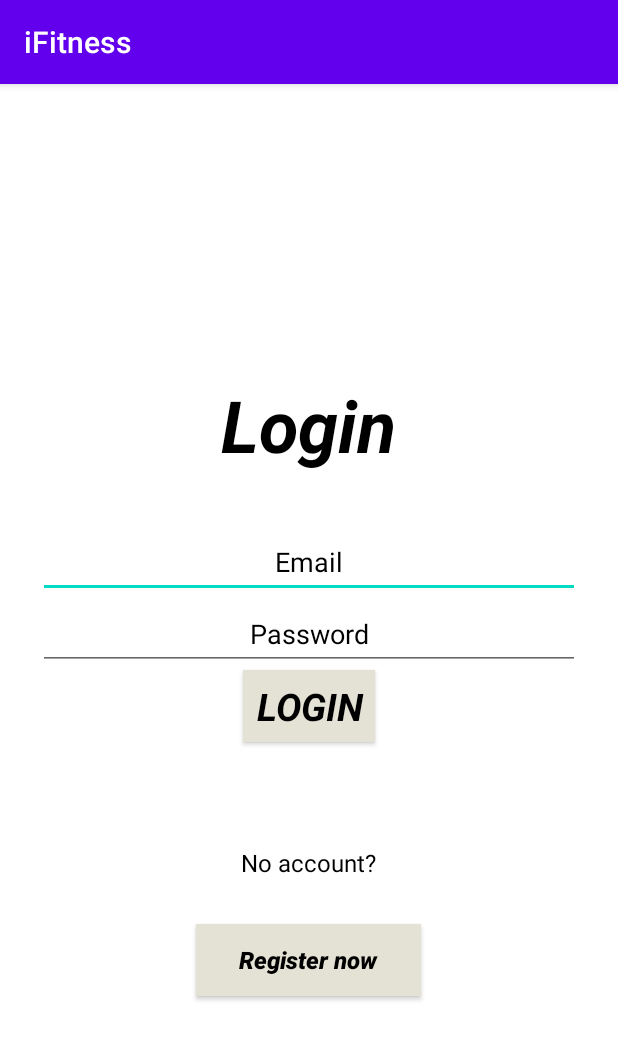
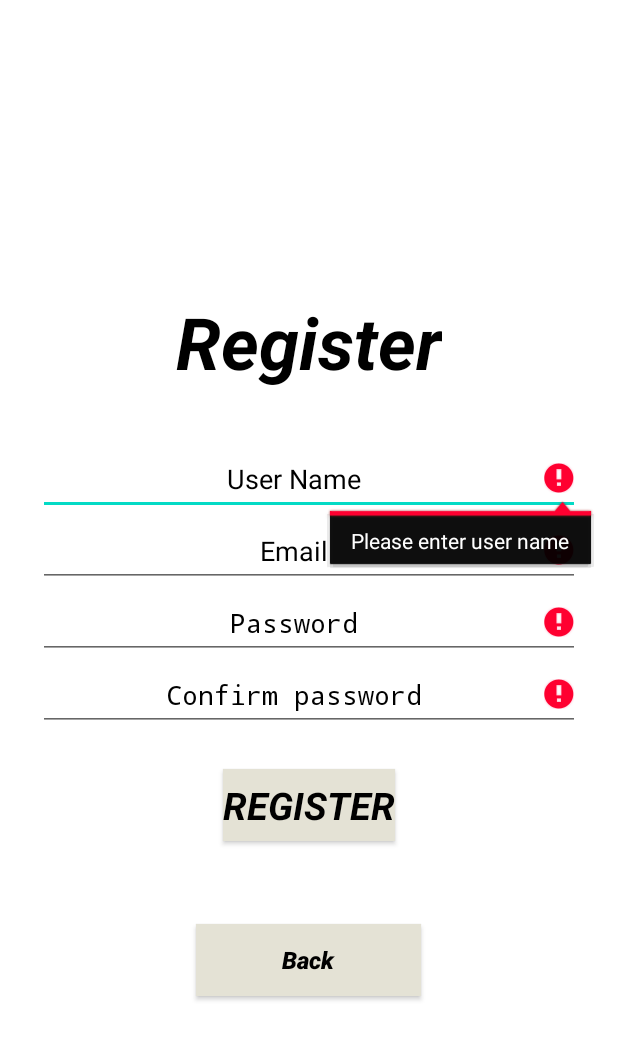
Before and after one commit to cristiberzescu/iFitness, an Android app: the RegisterActivity screen opened directly, with no data from a screen before it, after a tap on "REGISTER", on a phone screen of 412 x 824 dp. Shown: the top 1040 px of the screen. Run offline under Robolectric (Android 15) with nearby library versions, the phone set to English and light mode, and no system bars; our stand-ins replace Firebase (no records; nobody signed in at launch, a user with empty details on screens opened directly).

Commit message:
working on register and login

```diff
--- a/app/src/main/AndroidManifest.xml
+++ b/app/src/main/AndroidManifest.xml
@@ -15,7 +15,9 @@
         <activity
             android:name=".LoginActivity"
             android:screenOrientation="portrait"
-            android:exported="true">
+            android:exported="true"
+            android:label="@string/app_name"
+            android:noHistory="true">
             <intent-filter>
                 <action android:name="android.intent.action.MAIN" />
 
--- a/app/src/main/java/com/example/ifitness/MainActivity.kt
+++ b/app/src/main/java/com/example/ifitness/MainActivity.kt
@@ -2,12 +2,11 @@ package com.example.ifitness
 
 import android.content.Intent
 import android.os.Bundle
-import android.support.v7.app.AppCompatActivity
 import android.widget.Button
-import android.widget.EditText
 import android.widget.Toast
+import androidx.activity.ComponentActivity
 
-class MainActivity : AppCompatActivity() {
+class MainActivity : ComponentActivity() {
     override fun onCreate(savedInstanceState: Bundle?) {
         super.onCreate(savedInstanceState)
         setContentView(R.layout.main_activity)
--- a/app/src/main/java/com/example/ifitness/RegisterActivity.kt
+++ b/app/src/main/java/com/example/ifitness/RegisterActivity.kt
@@ -2,15 +2,21 @@ package com.example.ifitness
 
 import android.content.Intent
 import android.os.Bundle
-import android.support.v7.app.AppCompatActivity
 import android.widget.Button
 import android.widget.EditText
 import android.widget.Toast
+import androidx.activity.ComponentActivity
+import com.google.firebase.database.DatabaseReference
+import com.google.firebase.database.ktx.database
+import com.google.firebase.ktx.Firebase
 
-class RegisterActivity : AppCompatActivity() {
+private lateinit var database: DatabaseReference
+class RegisterActivity : ComponentActivity() {
     override fun onCreate(savedInstanceState: Bundle?) {
         super.onCreate(savedInstanceState)
         setContentView(R.layout.register_activity)
+
+        database = Firebase.database.reference
 
         var toast: Toast = Toast.makeText(applicationContext, "Error!", Toast.LENGTH_SHORT)
 
@@ -20,15 +26,82 @@ class RegisterActivity : AppCompatActivity() {
         var userConfirmPassword = findViewById(R.id.et_confirm_password) as EditText
         var buttonRegister = findViewById(R.id.btn_register) as Button
         var buttonBack = findViewById(R.id.btn_back) as Button
+
+        fun newUser(){
+            val email = userEmail.text.toString()
+            val user_name = userName.text.toString()
+            val password = userPassword.text.toString()
+            val confirmpassword = userConfirmPassword.text.toString()
+
+            if (email.isEmpty()) {
+                userEmail.error = "Please enter a valid email"
+            }
+
+            if (user_name.isEmpty()) {
+                userName.error = "Please enter user name"
+            }
+
+            if (password.isEmpty()) {
+                userPassword.error = "Please enter a valid password"
+            }
+
+            if (confirmpassword.isEmpty()) {
+                userConfirmPassword.error = "Please enter a matching password"
+            }
+
+//            Password must contain at least one digit [0-9].
+//            Password must contain at least one lowercase Latin character [a-z].
+//            Password must contain at least one uppercase Latin character [A-Z].
+//            Password must contain at least one special character like ! @ # & ( ).
+//            Password must contain a length of at least 8 characters and a maximum of 20 characters.
+
+            if (!password.matches("^(?=.*[A-Z,a-z,\\d,!@#&()–[{}]:;',.?/*~\$^+=<>]).{6,20}\$".toRegex()))
+                Toast.makeText(this, "Invalid password", Toast.LENGTH_LONG).show()
+            else
+
+                if (password != confirmpassword && password.isNotEmpty())
+                    Toast.makeText(this, "Passwords don't match", Toast.LENGTH_LONG).show()
+                else {
+
+                    val userId = database.push().key!!
+
+
+                    val user = User(email, user_name, password)
+
+                    database.child("users").child(userId).setValue(user)
+                        .addOnCompleteListener {
+                            if (user_name.isNotEmpty() && password.isNotEmpty() && email.isNotEmpty()) {
+                                Toast.makeText(
+                                    this,
+                                    "Data inserted successfully",
+                                    Toast.LENGTH_LONG
+                                ).show()
+
+                                userName.text.clear()
+                                userEmail.text.clear()
+                                userPassword.text.clear()
+                                userConfirmPassword.text.clear()
+                            } else
+                                Toast.makeText(this, "Fields empty", Toast.LENGTH_LONG).show()
+
+
+                        }.addOnFailureListener { err ->
+                            Toast.makeText(this, "Error ${err.message}", Toast.LENGTH_LONG).show()
+                        }
+
+                    val intent = Intent(this, LoginActivity::class.java)
+                    startActivity(intent)
+                }
+
+        }
+
         buttonBack.setOnClickListener {
             val intent = Intent(this, LoginActivity::class.java)
             startActivity(intent)
         }
 
         buttonRegister.setOnClickListener {
-            val intent = Intent(this, LoginActivity::class.java)
-            startActivity(intent)
+            newUser()
         }
-
     }
 }
--- a/app/src/main/res/layout/login_activity.xml
+++ b/app/src/main/res/layout/login_activity.xml
@@ -1,5 +1,5 @@
 <?xml version="1.0" encoding="utf-8"?>
-<android.support.constraint.ConstraintLayout xmlns:android="http://schemas.android.com/apk/res/android"
+<androidx.constraintlayout.widget.ConstraintLayout xmlns:android="http://schemas.android.com/apk/res/android"
     xmlns:app="http://schemas.android.com/apk/res-auto"
     xmlns:tools="http://schemas.android.com/tools"
     android:layout_width="match_parent"
@@ -24,12 +24,13 @@
             android:textColor="#000"
             android:textSize="48sp"
             android:textStyle="bold|italic" />
+
         <EditText
-            android:id="@+id/et_user_email"
+            android:id="@+id/et_user_name"
             android:layout_width="match_parent"
             android:layout_height="wrap_content"
-            android:hint="Email"
-            android:inputType="textEmailAddress"
+            android:hint="User name"
+            android:inputType="textPersonName"
             android:minHeight="48dp"
             android:textAlignment="center"
             android:textColor="#000"
@@ -45,6 +46,7 @@
             android:textAlignment="center"
             android:textColor="#000"
             android:textColorHint="#000" />
+
         <Button
             android:id="@+id/btn_login"
             style="@android:style/Widget.Button"
@@ -71,6 +73,7 @@
             android:textAllCaps="false"
             android:textColor="#000"
             android:textSize="16dp" />
+
         <Button
             android:id="@+id/btn_register"
             android:layout_width="150dp"
@@ -83,4 +86,4 @@
             android:textStyle="bold|italic"
             tools:ignore="TextContrastCheck" />
     </LinearLayout>
-</android.support.constraint.ConstraintLayout>
+</androidx.constraintlayout.widget.ConstraintLayout>
--- a/app/src/main/res/layout/main_activity.xml
+++ b/app/src/main/res/layout/main_activity.xml
@@ -1,5 +1,5 @@
 <?xml version="1.0" encoding="utf-8"?>
-<android.support.constraint.ConstraintLayout xmlns:android="http://schemas.android.com/apk/res/android"
+<androidx.constraintlayout.widget.ConstraintLayout xmlns:android="http://schemas.android.com/apk/res/android"
     xmlns:app="http://schemas.android.com/apk/res-auto"
     xmlns:tools="http://schemas.android.com/tools"
     android:layout_width="match_parent"
@@ -14,6 +14,7 @@
         android:gravity="center"
         android:orientation="vertical"
         android:padding="25dp">
+
         <TextView
             android:layout_width="wrap_content"
             android:layout_height="wrap_content"
@@ -36,4 +37,4 @@
             android:textStyle="bold|italic"
             tools:ignore="TextContrastCheck" />
     </LinearLayout>
-</android.support.constraint.ConstraintLayout>
+</androidx.constraintlayout.widget.ConstraintLayout>
--- a/app/src/main/res/layout/register_activity.xml
+++ b/app/src/main/res/layout/register_activity.xml
@@ -1,5 +1,5 @@
 <?xml version="1.0" encoding="utf-8"?>
-<android.support.constraint.ConstraintLayout xmlns:android="http://schemas.android.com/apk/res/android"
+<androidx.constraintlayout.widget.ConstraintLayout xmlns:android="http://schemas.android.com/apk/res/android"
     xmlns:app="http://schemas.android.com/apk/res-auto"
     xmlns:tools="http://schemas.android.com/tools"
     android:layout_width="match_parent"
@@ -24,6 +24,7 @@
             android:textColor="#000"
             android:textSize="48sp"
             android:textStyle="bold|italic" />
+
         <EditText
             android:id="@+id/et_user_name"
             android:layout_width="match_parent"
@@ -56,6 +57,7 @@
             android:textAlignment="center"
             android:textColor="#000"
             android:textColorHint="#000" />
+
         <EditText
             android:id="@+id/et_confirm_password"
             android:layout_width="match_parent"
@@ -70,6 +72,7 @@
         <TextView
             android:layout_width="match_parent"
             android:layout_height="25dp" />
+
         <Button
             android:id="@+id/btn_register"
             style="@android:style/Widget.Button"
@@ -100,4 +103,4 @@
             tools:ignore="TextContrastCheck" />
     </LinearLayout>
 
-</android.support.constraint.ConstraintLayout>
+</androidx.constraintlayout.widget.ConstraintLayout>
--- a/gradle.properties
+++ b/gradle.properties
@@ -11,6 +11,7 @@ org.gradle.jvmargs=-Xmx2048m -Dfile.encoding=UTF-8
 # This option should only be used with decoupled projects. More details, visit
 # http://www.gradle.org/docs/current/userguide/multi_project_builds.html#sec:decoupled_projects
 # org.gradle.parallel=true
+android.useAndroidX=true
 # Kotlin code style for this project: "official" or "obsolete":
 kotlin.code.style=official
 # Enables namespacing of each library's R class so that its R class includes only the
```
Also changed, not shown: app/build.gradle (+36 -7 lines), app/src/main/java/com/example/ifitness/LoginActivity.kt (+53 -11 lines), build.gradle (+11 -4 lines), gradle/wrapper/gradle-wrapper.properties. Lines whose indentation alone changed are shown as unchanged.
